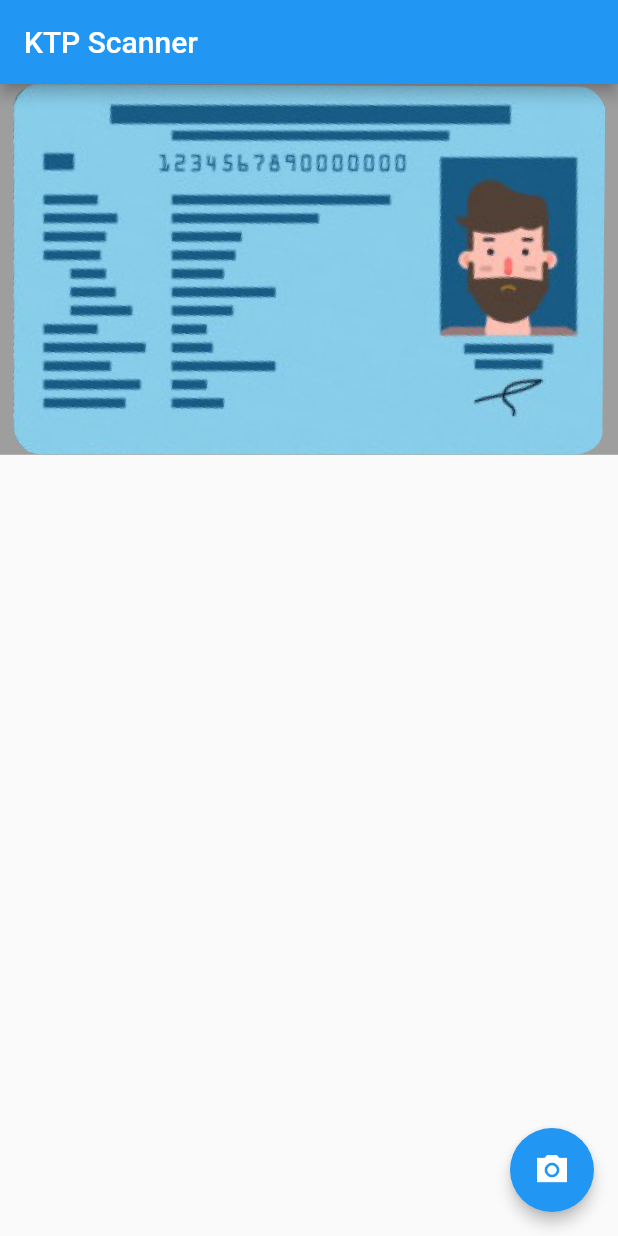
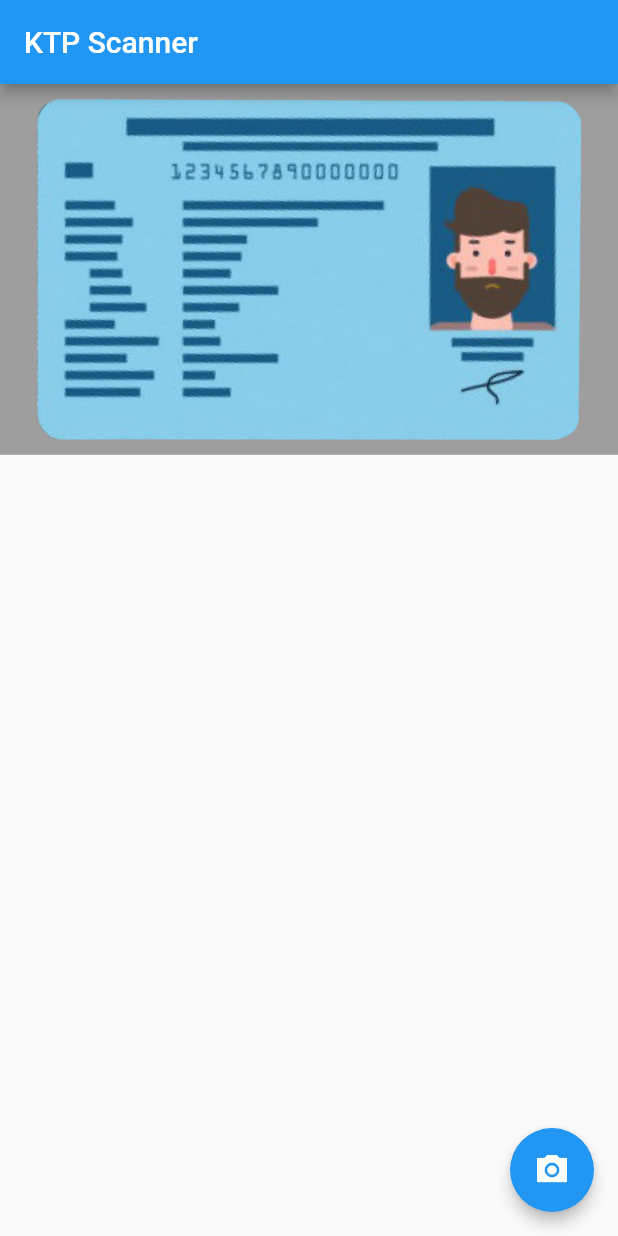
Before and after one commit to yusriltakeuchi/ktpscanner, a Flutter app: the screen it shows after launch, on a phone screen of 412 x 824 dp. Run offline on Flutter 3.47's test engine with Material 2 defaults, Android fonts, the phone set to English and light mode, and no system bars; drawn by our look-alikes of flutter_speed_dial; our stand-ins replace image_picker; missing offline and left inert: flutter_exif_rotation, google_ml_kit, nik_validator.

```diff
--- a/lib/ui/screens/home/home_screen.dart
+++ b/lib/ui/screens/home/home_screen.dart
@@ -172,14 +172,20 @@ class _HomeBodyState extends State<HomeBody> {
                           ),
                           child: AspectRatio(
                             aspectRatio: scannerProv.imageSize!.aspectRatio,
-                            child: Image.file(scannerProv.image!,
-                                fit: BoxFit.contain),
+                            child: Image.file(
+                              scannerProv.image!,
+                              fit: BoxFit.contain,
+                            ),
                           ),
                         )
-                      : Image.file(scannerProv.image!, fit: BoxFit.contain),
+                      : Image.file(
+                          scannerProv.image!,
+                          fit: BoxFit.contain,
+                        ),
                 )
               : Container(
                   height: deviceHeight(context) * 0.3,
+                  padding: const EdgeInsets.all(10),
                   child: Image.asset(
                     'assets/images/ktp-example.png',
                     fit: BoxFit.contain,
```
Also changed, not shown: 1 other file.
